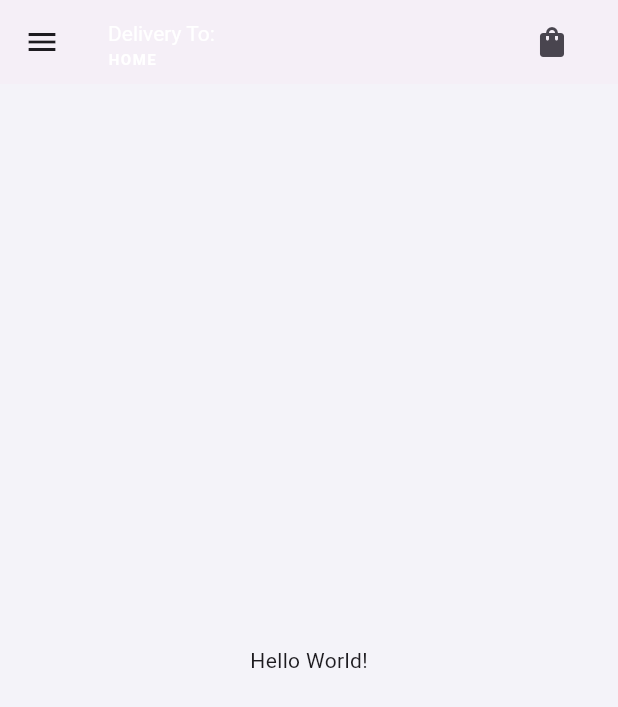
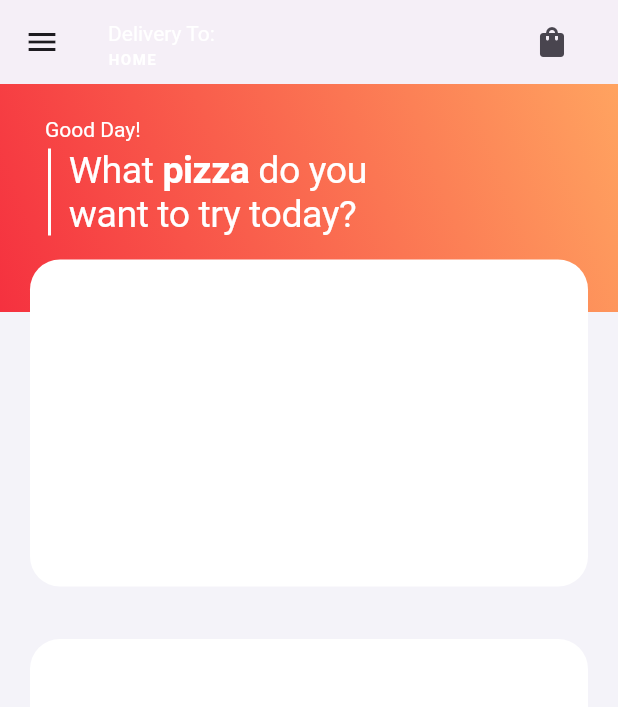
Before and after one commit to dev-sithu/pizza-order-app, a Flutter app: the screen it shows after launch, on a phone screen of 412 x 824 dp. Shown: the top 707 px of the screen. Run offline on Flutter 3.47's test engine with Material 3 defaults, Android fonts, the phone set to English and light mode, and no system bars.

Commit message:
Update home page with header texts and 2 empty boxes

```diff
--- a/lib/pages/home.dart
+++ b/lib/pages/home.dart
@@ -24,12 +24,8 @@ class Home extends StatelessWidget {
             text: 'Delivery To:',
             style: textBody(),
             children: <TextSpan>[
-                TextSpan(
-                  text: '\nHOME',
-                  style: textPreTitle(),
-                ),
-              ]
-            ),
+              TextSpan(text: '\nHOME', style: textPreTitle()),
+            ]),
           ),
         ),
         actions: [
@@ -42,9 +38,84 @@ class Home extends StatelessWidget {
           const SizedBox(width: 20)
         ],
       ),
-      body: const Center(
-        child: Text('Hello World!'),
+      body: SingleChildScrollView(
+        child: Column(
+          children: [
+            // Half BG / Hero section
+            Container(
+              width: double.infinity,
+              height: 152,
+              decoration: const BoxDecoration(
+                gradient: LinearGradient(
+                  begin: Alignment.topRight,
+                  end: Alignment.bottomLeft,
+                  colors: [
+                    Color(0xffFFA360),
+                    Color(0xffF5313F),
+                  ],
+                )
               ),
+              // Header
+              child: Column(
+                crossAxisAlignment: CrossAxisAlignment.start,
+                children: [
+                  const SizedBox(height: 20),
+                  Padding(
+                    padding: const EdgeInsets.only(left: 30, right: 20, bottom: 2),
+                    child: Text('Good Day!', style: textBody(color: Colors.white)),
+                  ),
+                  Padding(
+                    padding: const EdgeInsets.only(left: 20, right: 20),
+                    child: IntrinsicHeight(
+                      child: Row(
+                        children: [
+                          const Padding(
+                            padding: EdgeInsets.only(left: 5, right: 5),
+                            child: VerticalDivider(color: Colors.white, thickness: 2),
+                          ),
+                          RichText(
+                            text: TextSpan(
+                              text: 'What',
+                              style: textHeader1(color: Colors.white),
+                              children: [
+                                TextSpan(text: ' pizza', style: textHeader2()),
+                                TextSpan(text: ' do you\nwant to try today?', style: textHeader1())
+                              ]
+                            ),
+                          ),
+                        ],
+                      ),
+                    ),
+                  ),
+                ],
+              ),
+            ),
+            // Card / Reorder
+            Padding(
+              padding: const EdgeInsets.only(left: 20, right: 20),
+              child: Container(
+                height: 218,
+                transform: Matrix4.translationValues(0.0, -35.0, 0.0),
+                decoration: const BoxDecoration(
+                  color: Colors.white,
+                  borderRadius: BorderRadius.all(Radius.circular(20.0)),
+                )
+              ),
+            ),
+            // Card / Create Pizza
+            Padding(
+              padding: const EdgeInsets.only(left: 20, right: 20),
+              child: Container(
+                height: 438,
+                decoration: const BoxDecoration(
+                  color: Colors.white,
+                  borderRadius: BorderRadius.all(Radius.circular(20.0)),
+                )
+              ),
+            ),
+          ],
+        ),
+      )
     );
   }
 }
--- a/lib/utils/font_style.dart
+++ b/lib/utils/font_style.dart
@@ -1,66 +1,66 @@
 import 'package:flutter/material.dart';
 
-TextStyle textHeader1() {
+TextStyle textHeader1({Color? color}) {
   return const TextStyle(
     fontSize: 25.0,
     fontWeight: FontWeight.normal,
     letterSpacing: -0.3,
-  );
+  ).copyWith(color: color);
 }
 
-TextStyle textHeader2() {
+TextStyle textHeader2({Color? color}) {
   return const TextStyle(
     fontSize: 25.0,
     fontWeight: FontWeight.bold,
     letterSpacing: -0.3,
-  );
+  ).copyWith(color: color);
 }
 
-TextStyle textHeader3() {
+TextStyle textHeader3({Color? color}) {
   return const TextStyle(
     fontSize: 20.0,
     fontWeight: FontWeight.normal,
     letterSpacing: -0.3,
-  );
+  ).copyWith(color: color);
 }
 
-TextStyle textHeader4() {
+TextStyle textHeader4({Color? color}) {
   return const TextStyle(
     fontSize: 20.0,
     fontWeight: FontWeight.bold,
     letterSpacing: -0.3,
-  );
+  ).copyWith(color: color);
 }
 
-TextStyle textPreTitle() {
+TextStyle textPreTitle({Color? color}) {
   return const TextStyle(
     fontSize: 10.0,
     fontWeight: FontWeight.bold,
     letterSpacing: 1,
-  );
+  ).copyWith(color: color);
 }
 
-TextStyle textButtonDefault() {
+TextStyle textButtonDefault({Color? color}) {
   return const TextStyle(
     fontSize: 15.0,
     fontWeight: FontWeight.normal,
     letterSpacing: -0.3,
-  );
+  ).copyWith(color: color);
 }
 
-TextStyle textButtonSelected() {
+TextStyle textButtonSelected({Color? color}) {
   return const TextStyle(
     fontSize: 15.0,
     fontWeight: FontWeight.bold,
     letterSpacing: -0.3,
-  );
+  ).copyWith(color: color);
 }
 
-TextStyle textBody() {
+TextStyle textBody({Color? color}) {
   return const TextStyle(
     fontSize: 14.0,
     fontWeight: FontWeight.normal,
     letterSpacing: 0,
     height: 1.5,
-  );
+  ).copyWith(color: color);
 }
```
Lines whose indentation alone changed are shown as unchanged.
